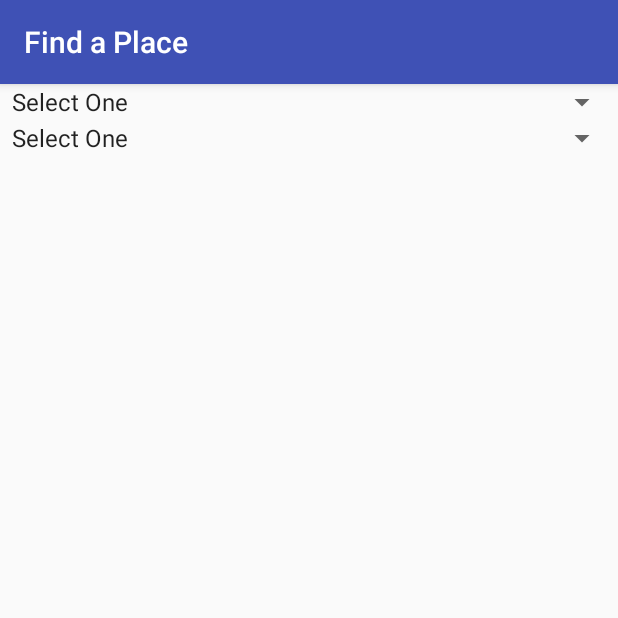
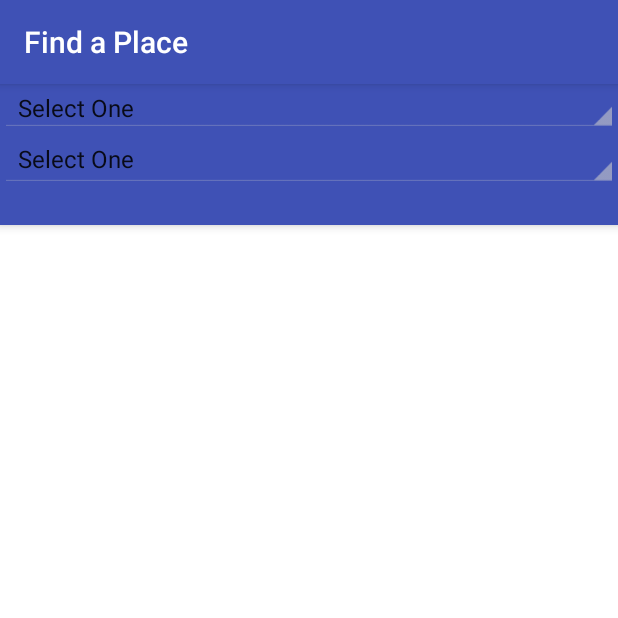
Before and after one commit to ThatStartupConcept/MyRoommate, an Android app: the FindAPlace screen opened directly, with no data from a screen before it, on a phone screen of 412 x 824 dp, the top half of it. Run offline under Robolectric (Android 15) with nearby library versions, the phone set to English and light mode, and no system bars.

Commit message:
Early basic coordinatorlayout with collapsabletoolbarlayout work with text view and spinner integration

```diff
--- a/app/src/main/java/com/myroommate/myroommate/FindAPlace.java
+++ b/app/src/main/java/com/myroommate/myroommate/FindAPlace.java
@@ -169,7 +169,7 @@ public class FindAPlace extends AppCompatActivity {
 
                             text2.setText(text);
 
-                            findViewById(R.id.linearLayout2).setVisibility(View.VISIBLE);
+                            findViewById(R.id.nestedscrollview).setVisibility(View.VISIBLE);
 
                         }
 
--- a/app/src/main/java/com/myroommate/myroommate/MainActivity.java
+++ b/app/src/main/java/com/myroommate/myroommate/MainActivity.java
@@ -12,6 +12,10 @@ import android.support.v7.app.AppCompatActivity;
 import android.support.v7.widget.Toolbar;
 import android.view.Menu;
 import android.view.MenuItem;
+import android.content.Intent;
+import android.widget.ArrayAdapter;
+import android.widget.Spinner;
+
 
 public class MainActivity extends AppCompatActivity
         implements NavigationView.OnNavigationItemSelectedListener {
@@ -37,6 +41,12 @@ public class MainActivity extends AppCompatActivity
                 this, drawer, toolbar, R.string.navigation_drawer_open, R.string.navigation_drawer_close);
         drawer.addDrawerListener(toggle);
         toggle.syncState();
+
+        /*Spinner spinner = (Spinner) findViewById(R.id.locationSpinner);
+        ArrayAdapter<CharSequence> adapter = ArrayAdapter.createFromResource(this,
+                R.array.housing, android.R.layout.simple_spinner_item);
+        adapter.setDropDownViewResource(android.R.layout.simple_spinner_dropdown_item);
+        spinner.setAdapter(adapter);*/
 
         NavigationView navigationView = (NavigationView) findViewById(R.id.nav_view);
         navigationView.setNavigationItemSelectedListener(this);
@@ -81,9 +91,10 @@ public class MainActivity extends AppCompatActivity
         int id = item.getItemId();
 
         if (id == R.id.nav_home) {
-            // Handle the camera action
+
         } else if (id == R.id.nav_find) {
-
+            Intent intent = new Intent(MainActivity.this, FindAPlace.class);
+            MainActivity.this.startActivity(intent);
         } else if (id == R.id.nav_list) {
 
         } else if (id == R.id.nav_policies) {
--- a/app/src/main/res/layout/activity_find_a_place.xml
+++ b/app/src/main/res/layout/activity_find_a_place.xml
@@ -1,32 +1,42 @@
 <?xml version="1.0" encoding="utf-8"?>
-<android.support.constraint.ConstraintLayout xmlns:android="http://schemas.android.com/apk/res/android"
+<android.support.design.widget.CoordinatorLayout
+    xmlns:android="http://schemas.android.com/apk/res/android"
     xmlns:app="http://schemas.android.com/apk/res-auto"
     xmlns:tools="http://schemas.android.com/tools"
     android:layout_width="match_parent"
     android:layout_height="match_parent"
-    tools:context="com.myroommate.myroommate.FindAPlace">
+    android:background="@android:color/background_light"
+    android:fitsSystemWindows="true">
 
-    <android.support.design.widget.CoordinatorLayout
-        android:layout_width="0dp"
-        android:layout_height="0dp"
-        android:layout_marginTop="0dp"
-        android:clipChildren="false"
-        app:layout_constraintBottom_toBottomOf="parent"
-        app:layout_constraintHorizontal_bias="1.0"
-        app:layout_constraintLeft_toLeftOf="parent"
-        app:layout_constraintRight_toRightOf="parent"
-        app:layout_constraintTop_toTopOf="parent"
-        app:layout_constraintVertical_bias="1.0">
+
+    <android.support.design.widget.AppBarLayout
+        android:id="@+id/main.appbar"
+        android:layout_width="match_parent"
+        android:layout_height="150dp"
+        android:layout_gravity="top"
+        android:fitsSystemWindows="true"
+        android:theme="@style/ThemeOverlay.AppCompat.Dark.ActionBar">
+
+    <android.support.design.widget.CollapsingToolbarLayout
+        android:id="@+id/main.collapsing"
+        android:layout_width="match_parent"
+        android:layout_height="match_parent"
+        android:fitsSystemWindows="true"
+        app:contentScrim="?attr/colorPrimary"
+        app:expandedTitleMarginEnd="64dp"
+        app:expandedTitleMarginStart="48dp"
+        app:layout_scrollFlags="scroll|enterAlways">
 
         <LinearLayout
             android:id="@+id/linearLayout"
             android:layout_width="match_parent"
-            android:layout_height="324dp"
+            android:layout_height="match_parent"
             android:layout_gravity="top"
             android:orientation="vertical">
 
             <Spinner
                 android:id="@+id/spinner1"
+                style="@style/Platform.Widget.AppCompat.Spinner"
                 android:layout_width="match_parent"
                 android:layout_height="wrap_content"
                 android:dropDownWidth="match_parent"
@@ -35,39 +45,29 @@
 
             <Spinner
                 android:id="@+id/spinner2"
+                style="@style/Platform.Widget.AppCompat.Spinner"
                 android:layout_width="match_parent"
                 android:layout_height="wrap_content"
                 app:layout_constraintTop_toBottomOf="@+id/linearLayout"
                 tools:layout_editor_absoluteX="194dp" />
 
         </LinearLayout>
+    </android.support.design.widget.CollapsingToolbarLayout>
 
-        <ScrollView
-            android:layout_width="match_parent"
-            android:layout_height="187dp"
-            android:layout_gravity="bottom">
+    </android.support.design.widget.AppBarLayout>
 
-            <LinearLayout
-                android:id="@+id/linearLayout2"
-                android:layout_width="match_parent"
-                android:layout_height="wrap_content"
-                android:layout_marginTop="16dp"
-                android:elevation="0dp"
-                android:orientation="vertical"
-                android:visibility="invisible"
-                app:layout_constraintBottom_toBottomOf="parent"
-                app:layout_constraintLeft_toLeftOf="parent"
-                app:layout_constraintRight_toRightOf="parent">
+    <android.support.v4.widget.NestedScrollView
+        android:id="@+id/nestedscrollview"
+        android:layout_width="match_parent"
+        android:layout_height="match_parent"
+        android:layout_gravity="bottom"
+        app:layout_behavior="@string/appbar_scrolling_view_behavior">
 
                 <android.support.v7.widget.CardView
                     android:layout_width="match_parent"
                     android:layout_height="match_parent"
                     tools:layout_editor_absoluteX="8dp"
                     tools:layout_editor_absoluteY="0dp" />
+        </android.support.v4.widget.NestedScrollView>
 
-            </LinearLayout>
-        </ScrollView>
-
-    </android.support.design.widget.CoordinatorLayout>
-
-</android.support.constraint.ConstraintLayout>
+</android.support.design.widget.CoordinatorLayout>
--- a/app/src/main/res/layout/content_main.xml
+++ b/app/src/main/res/layout/content_main.xml
@@ -39,7 +39,7 @@
                 android:textStyle="bold" />
 
             <Spinner
-                android:id="@+id/spinner"
+                android:id="@+id/locationSpinner"
                 android:layout_width="219dp"
                 android:layout_height="match_parent"
                 android:layout_gravity="right"
```
